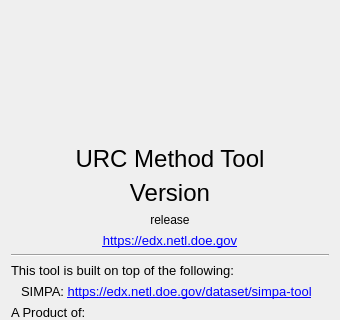
The window that QTForms/AboutDlg.ui (NETL-RIC/URC-Assessment-Method) describes before a commit, drawn with Qt 5; both pictures show x 0 to 340 and y 0 to 320 of the 340 by 479 pixel window.
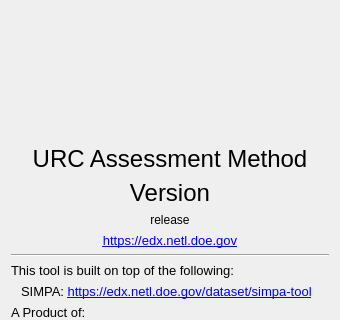
The same window after the commit.

The edit to the form file:
```diff
--- a/QTForms/AboutDlg.ui
+++ b/QTForms/AboutDlg.ui
@@ -101,7 +101,7 @@
       </font>
      </property>
      <property name="text">
-      <string>URC Method Tool</string>
+      <string>URC Assessment Method</string>
      </property>
      <property name="alignment">
       <set>Qt::AlignCenter</set>
```
